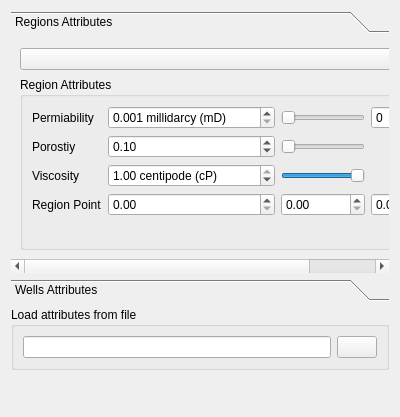
The window that src/Apps/Simulator/FormPropertyValues.ui (jdms/rrm) describes before a commit, drawn with Qt 5.
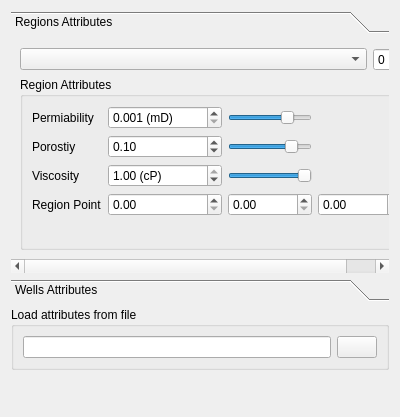
The same window after the commit. Icons and pictures are not drawn.

Commit message: Merged branch with few changes on the interface

Diff of the .ui file:
```diff
--- a/src/Apps/Simulator/FormPropertyValues.ui
+++ b/src/Apps/Simulator/FormPropertyValues.ui
@@ -36,8 +36,8 @@
        <rect>
         <x>0</x>
         <y>0</y>
-        <width>419</width>
-        <height>206</height>
+        <width>382</width>
+        <height>223</height>
        </rect>
       </property>
       <attribute name="label">
@@ -118,7 +118,7 @@
           <item row="0" column="1">
            <widget class="QDoubleSpinBox" name="doubleSpinBox_Region_Permiability">
             <property name="suffix">
-             <string> millidarcy (mD)</string>
+             <string> (mD)</string>
             </property>
             <property name="decimals">
              <number>3</number>
@@ -147,7 +147,7 @@
           <item row="2" column="1">
            <widget class="QDoubleSpinBox" name="doubleSpinBox_Region_Viscosity">
             <property name="suffix">
-             <string> centipode (cP)</string>
+             <string> (cP)</string>
             </property>
             <property name="minimum">
              <double>0.100000000000000</double>
@@ -201,26 +201,19 @@
             <property name="singleStep">
              <number>1</number>
             </property>
+            <property name="value">
+             <number>75</number>
+            </property>
             <property name="orientation">
              <enum>Qt::Horizontal</enum>
             </property>
            </widget>
           </item>
-          <item row="0" column="3">
-           <widget class="QSpinBox" name="spinBox_test">
-            <property name="minimum">
-             <number>-40</number>
-            </property>
-            <property name="maximum">
-             <number>200</number>
-            </property>
-            <property name="singleStep">
-             <number>1</number>
-            </property>
-           </widget>
-          </item>
           <item row="1" column="2">
            <widget class="QSlider" name="horizontalSlider_Porosity">
+            <property name="value">
+             <number>80</number>
+            </property>
             <property name="orientation">
              <enum>Qt::Horizontal</enum>
             </property>
```
Left out of the diff: 25 changed lines with no effect on the pictures. The commit also changes 3 other files.
